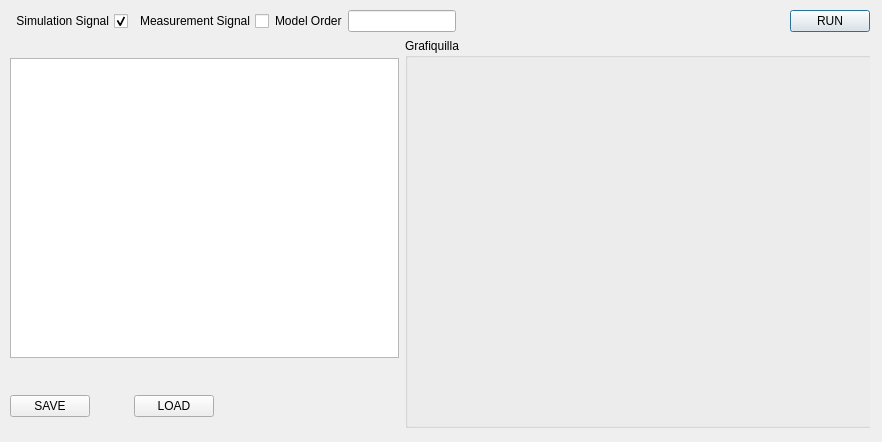
Above: res/mae_modeestimation_gui.ui from fran-jo/SimuGUI before the change. Below: the same form after it.
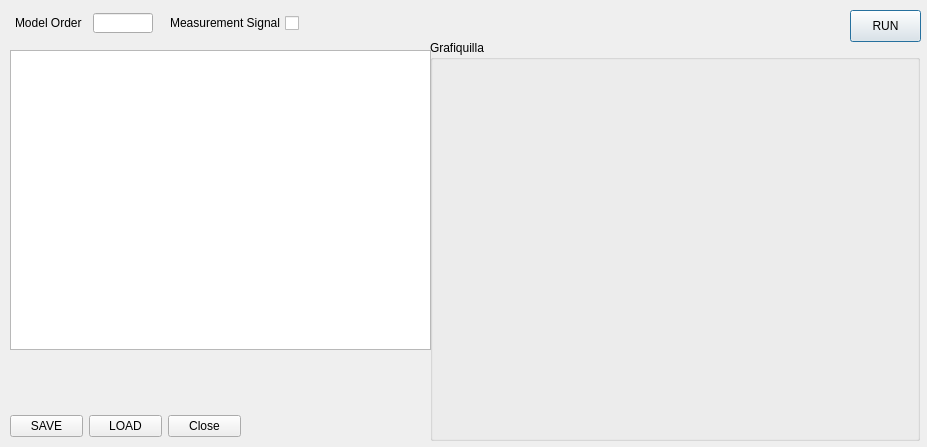
That is the form after the change.

```diff
--- a/res/mae_modeestimation_gui.ui
+++ b/res/mae_modeestimation_gui.ui
@@ -6,59 +6,152 @@
    <rect>
     <x>0</x>
     <y>0</y>
-    <width>882</width>
-    <height>442</height>
+    <width>927</width>
+    <height>447</height>
    </rect>
   </property>
   <property name="windowTitle">
    <string>Signal Mode Estimation</string>
   </property>
+  <widget class="QPushButton" name="btn_runanalysis">
+   <property name="geometry">
+    <rect>
+     <x>850</x>
+     <y>10</y>
+     <width>71</width>
+     <height>32</height>
+    </rect>
+   </property>
+   <property name="sizePolicy">
+    <sizepolicy hsizetype="Fixed" vsizetype="Fixed">
+     <horstretch>0</horstretch>
+     <verstretch>0</verstretch>
+    </sizepolicy>
+   </property>
+   <property name="text">
+    <string>RUN</string>
+   </property>
+  </widget>
+  <widget class="QGroupBox" name="groupBox">
+   <property name="geometry">
+    <rect>
+     <x>430</x>
+     <y>40</y>
+     <width>490</width>
+     <height>401</height>
+    </rect>
+   </property>
+   <property name="sizePolicy">
+    <sizepolicy hsizetype="MinimumExpanding" vsizetype="MinimumExpanding">
+     <horstretch>0</horstretch>
+     <verstretch>0</verstretch>
+    </sizepolicy>
+   </property>
+   <property name="minimumSize">
+    <size>
+     <width>490</width>
+     <height>390</height>
+    </size>
+   </property>
+   <property name="title">
+    <string>Grafiquilla</string>
+   </property>
+   <widget class="QWidget" name="widgetgraphic" native="true">
+    <property name="geometry">
+     <rect>
+      <x>-1</x>
+      <y>20</y>
+      <width>491</width>
+      <height>331</height>
+     </rect>
+    </property>
+    <property name="sizePolicy">
+     <sizepolicy hsizetype="MinimumExpanding" vsizetype="MinimumExpanding">
+      <horstretch>0</horstretch>
+      <verstretch>0</verstretch>
+     </sizepolicy>
+    </property>
+    <property name="minimumSize">
+     <size>
+      <width>470</width>
+      <height>330</height>
+     </size>
+    </property>
+    <property name="maximumSize">
+     <size>
+      <width>16777215</width>
+      <height>16777215</height>
+     </size>
+    </property>
+   </widget>
+   <widget class="QWidget" name="widgettoolbar" native="true">
+    <property name="geometry">
+     <rect>
+      <x>0</x>
+      <y>350</y>
+      <width>491</width>
+      <height>41</height>
+     </rect>
+    </property>
+    <property name="sizePolicy">
+     <sizepolicy hsizetype="MinimumExpanding" vsizetype="MinimumExpanding">
+      <horstretch>0</horstretch>
+      <verstretch>0</verstretch>
+     </sizepolicy>
+    </property>
+    <property name="minimumSize">
+     <size>
+      <width>0</width>
+      <height>0</height>
+     </size>
+    </property>
+    <property name="maximumSize">
+     <size>
+      <width>16777215</width>
+      <height>16777215</height>
+     </size>
+    </property>
+   </widget>
+  </widget>
+  <widget class="QTableWidget" name="tbw_modes">
+   <property name="geometry">
+    <rect>
+     <x>10</x>
+     <y>50</y>
+     <width>421</width>
+     <height>300</height>
+    </rect>
+   </property>
+   <property name="sizePolicy">
+    <sizepolicy hsizetype="MinimumExpanding" vsizetype="MinimumExpanding">
+     <horstretch>0</horstretch>
+     <verstretch>0</verstretch>
+    </sizepolicy>
+   </property>
+   <property name="minimumSize">
+    <size>
+     <width>330</width>
+     <height>0</height>
+    </size>
+   </property>
+   <property name="maximumSize">
+    <size>
+     <width>470</width>
+     <height>300</height>
+    </size>
+   </property>
+  </widget>
   <widget class="QWidget" name="">
    <property name="geometry">
     <rect>
      <x>10</x>
      <y>10</y>
-     <width>860</width>
-     <height>421</height>
+     <width>297</width>
+     <height>27</height>
     </rect>
    </property>
-   <layout class="QGridLayout" name="gridLayout">
-    <item row="0" column="0">
-     <widget class="QCheckBox" name="chb_simsignal">
-      <property name="sizePolicy">
-       <sizepolicy hsizetype="Fixed" vsizetype="Fixed">
-        <horstretch>0</horstretch>
-        <verstretch>0</verstretch>
-       </sizepolicy>
-      </property>
-      <property name="layoutDirection">
-       <enum>Qt::RightToLeft</enum>
-      </property>
-      <property name="text">
-       <string>Simulation Signal</string>
-      </property>
-      <property name="checked">
-       <bool>true</bool>
-      </property>
-     </widget>
-    </item>
-    <item row="0" column="1">
-     <widget class="QCheckBox" name="chb_meassignal">
-      <property name="sizePolicy">
-       <sizepolicy hsizetype="Fixed" vsizetype="Fixed">
-        <horstretch>0</horstretch>
-        <verstretch>0</verstretch>
-       </sizepolicy>
-      </property>
-      <property name="layoutDirection">
-       <enum>Qt::RightToLeft</enum>
-      </property>
-      <property name="text">
-       <string>Measurement Signal</string>
-      </property>
-     </widget>
-    </item>
-    <item row="0" column="2">
+   <layout class="QHBoxLayout" name="horizontalLayout">
+    <item>
      <widget class="QLabel" name="label">
       <property name="sizePolicy">
        <sizepolicy hsizetype="Fixed" vsizetype="Fixed">
@@ -71,7 +164,7 @@
       </property>
      </widget>
     </item>
-    <item row="0" column="3" colspan="2">
+    <item>
      <widget class="QLineEdit" name="txt_modelorder">
       <property name="sizePolicy">
        <sizepolicy hsizetype="Fixed" vsizetype="Fixed">
@@ -79,91 +172,49 @@
         <verstretch>0</verstretch>
        </sizepolicy>
       </property>
-     </widget>
-    </item>
-    <item row="0" column="5">
-     <widget class="QPushButton" name="btn_runanalysis">
-      <property name="sizePolicy">
-       <sizepolicy hsizetype="Fixed" vsizetype="Fixed">
-        <horstretch>0</horstretch>
-        <verstretch>0</verstretch>
-       </sizepolicy>
-      </property>
-      <property name="text">
-       <string>RUN</string>
-      </property>
-     </widget>
-    </item>
-    <item row="1" column="0" colspan="4">
-     <widget class="QTableWidget" name="tbw_modes">
-      <property name="sizePolicy">
-       <sizepolicy hsizetype="MinimumExpanding" vsizetype="MinimumExpanding">
-        <horstretch>0</horstretch>
-        <verstretch>0</verstretch>
-       </sizepolicy>
-      </property>
       <property name="minimumSize">
        <size>
-        <width>330</width>
-        <height>0</height>
+        <width>60</width>
+        <height>20</height>
        </size>
       </property>
       <property name="maximumSize">
        <size>
-        <width>470</width>
-        <height>300</height>
+        <width>60</width>
+        <height>20</height>
        </size>
       </property>
      </widget>
     </item>
-    <item row="1" column="4" rowspan="2" colspan="2">
-     <widget class="QGroupBox" name="groupBox">
+    <item>
+     <widget class="QCheckBox" name="chb_meassignal">
       <property name="sizePolicy">
-       <sizepolicy hsizetype="MinimumExpanding" vsizetype="MinimumExpanding">
+       <sizepolicy hsizetype="Fixed" vsizetype="Fixed">
         <horstretch>0</horstretch>
         <verstretch>0</verstretch>
        </sizepolicy>
       </property>
-      <property name="minimumSize">
-       <size>
-        <width>490</width>
-        <height>390</height>
-       </size>
+      <property name="layoutDirection">
+       <enum>Qt::RightToLeft</enum>
       </property>
-      <property name="title">
-       <string>Grafiquilla</string>
+      <property name="text">
+       <string>Measurement Signal</string>
       </property>
-      <widget class="QWidget" name="mpltgraphic" native="true">
-       <property name="geometry">
-        <rect>
-         <x>10</x>
-         <y>20</y>
-         <width>470</width>
-         <height>360</height>
-        </rect>
-       </property>
-       <property name="sizePolicy">
-        <sizepolicy hsizetype="MinimumExpanding" vsizetype="MinimumExpanding">
-         <horstretch>0</horstretch>
-         <verstretch>0</verstretch>
-        </sizepolicy>
-       </property>
-       <property name="minimumSize">
-        <size>
-         <width>470</width>
-         <height>360</height>
-        </size>
-       </property>
-       <property name="maximumSize">
-        <size>
-         <width>16777215</width>
-         <height>16777215</height>
-        </size>
-       </property>
-      </widget>
      </widget>
     </item>
-    <item row="2" column="0">
+   </layout>
+  </widget>
+  <widget class="QWidget" name="">
+   <property name="geometry">
+    <rect>
+     <x>10</x>
+     <y>410</y>
+     <width>231</width>
+     <height>32</height>
+    </rect>
+   </property>
+   <layout class="QHBoxLayout" name="horizontalLayout_2">
+    <item>
      <widget class="QPushButton" name="btnsaveresults">
       <property name="sizePolicy">
        <sizepolicy hsizetype="Fixed" vsizetype="Fixed">
@@ -176,7 +227,7 @@
       </property>
      </widget>
     </item>
-    <item row="2" column="1">
+    <item>
      <widget class="QPushButton" name="btnloadresults">
       <property name="sizePolicy">
        <sizepolicy hsizetype="Fixed" vsizetype="Fixed">
@@ -189,6 +240,13 @@
       </property>
      </widget>
     </item>
+    <item>
+     <widget class="QPushButton" name="btnClose">
+      <property name="text">
+       <string>Close</string>
+      </property>
+     </widget>
+    </item>
    </layout>
   </widget>
  </widget>
```
Left out of the diff: 3 changed lines with no effect on the pictures.
